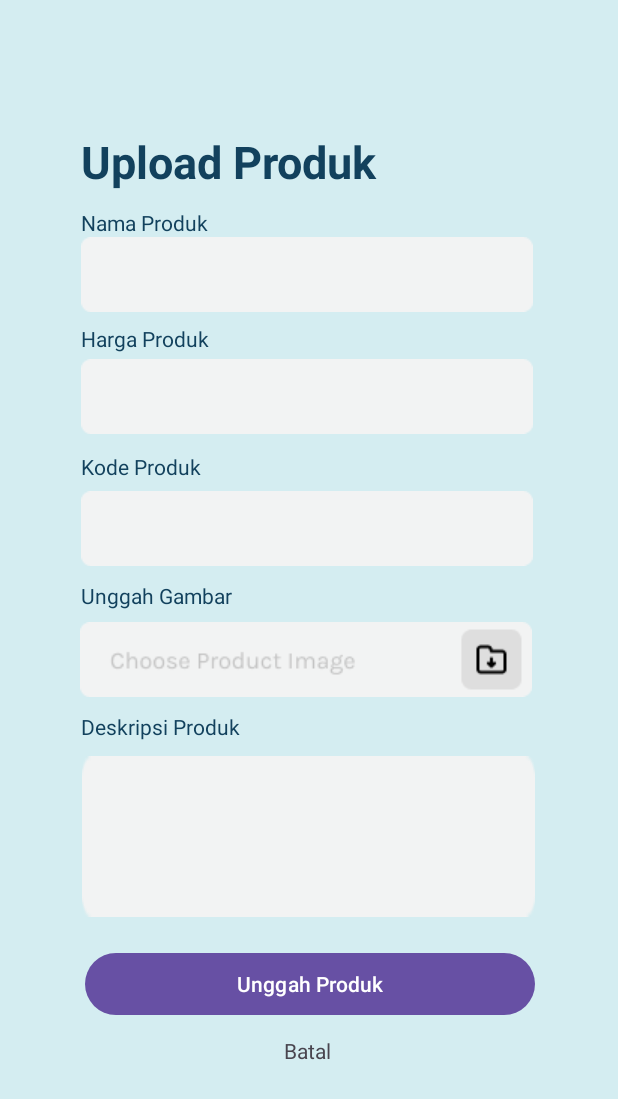
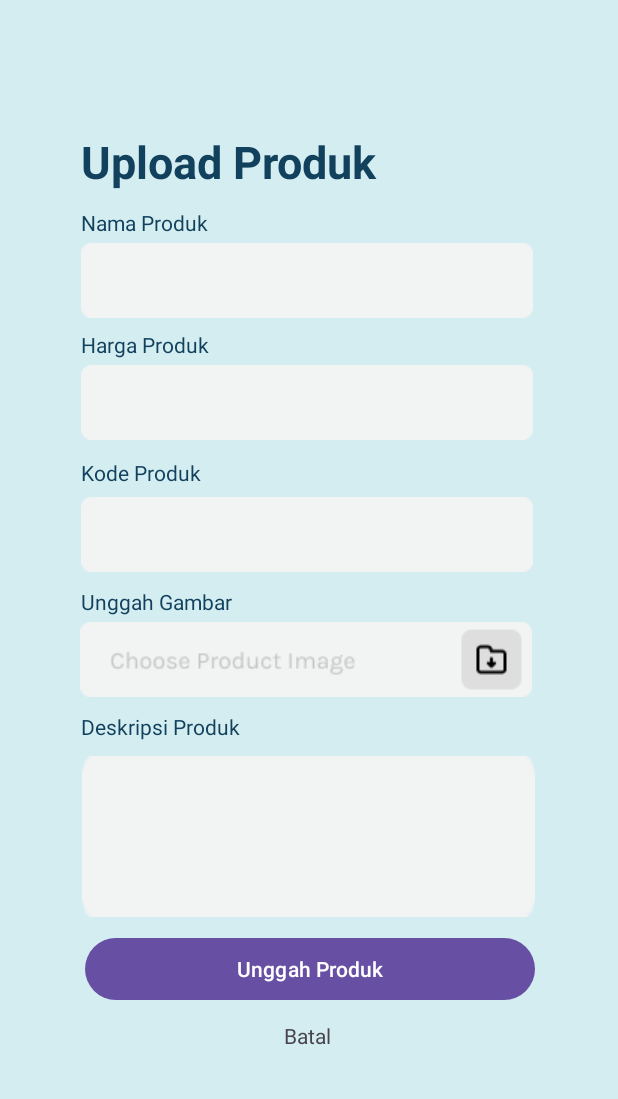
Before and after one commit to agungriyadi19/MD, an Android app: the layout activity_upload_product_umkm.xml on its own in the app's theme, with its tools: preview values and no code run, on a phone screen of 412 x 824 dp. Shown: the top 1099 px of the screen. Run offline under Robolectric (Android 15) with nearby library versions, the phone set to English and light mode, and no system bars.

Commit message:
update margin "upload product UMKM" page

```diff
--- a/app/src/main/res/layout/activity_upload_product_umkm.xml
+++ b/app/src/main/res/layout/activity_upload_product_umkm.xml
@@ -79,7 +79,7 @@
         android:id="@+id/imageButton_upload_umkm"
         android:layout_width="305dp"
         android:layout_height="50dp"
-        android:layout_marginTop="8dp"
+        android:layout_marginTop="4dp"
         android:src="@drawable/ic_upload_image"
         app:layout_constraintEnd_toEndOf="parent"
         app:layout_constraintHorizontal_bias="0.481"
@@ -104,6 +104,7 @@
         android:layout_width="wrap_content"
         android:layout_height="wrap_content"
         android:background="@drawable/textbox_background"
+        android:layout_marginTop="4dp"
         android:ems="10"
         android:inputType="text"
         app:layout_constraintEnd_toEndOf="parent"
@@ -167,7 +168,7 @@
         android:id="@+id/button_upload_umkm"
         android:layout_width="300dp"
         android:layout_height="49dp"
-        android:layout_marginTop="20dp"
+        android:layout_marginTop="10dp"
         android:text="@string/uploadProduct"
         app:layout_constraintEnd_toEndOf="parent"
         app:layout_constraintHorizontal_bias="0.504"
```
